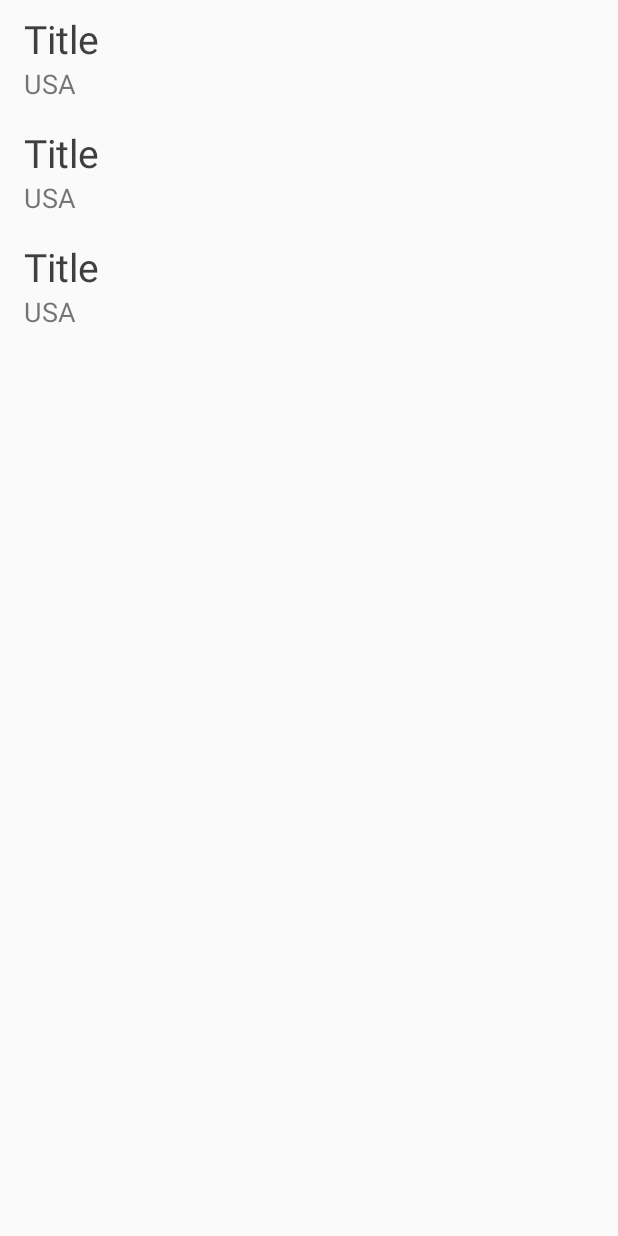
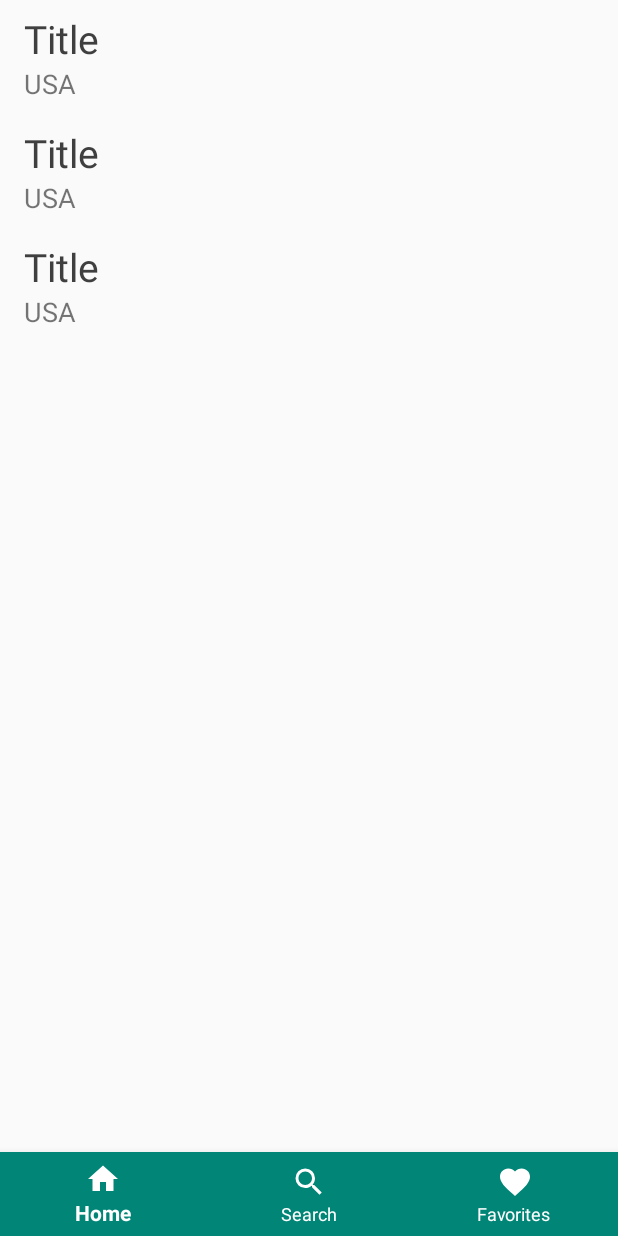
Before and after one commit to nickand/MoviesFeed, an Android app: the layout activity_main.xml on its own in the app's theme, with its tools: preview values and no code run, on a phone screen of 412 x 824 dp. Run offline under Robolectric (Android 15) with nearby library versions, the phone set to English and light mode, and no system bars.

Commit message:
Adding BottomNavigationBar

```diff
--- a/app/src/main/java/com/nickand/moviesfeed/MainActivity.java
+++ b/app/src/main/java/com/nickand/moviesfeed/MainActivity.java
@@ -1,6 +1,8 @@
 package com.nickand.moviesfeed;
 
 import android.os.Bundle;
+import android.support.annotation.NonNull;
+import android.support.design.widget.BottomNavigationView;
 import android.support.design.widget.Snackbar;
 import android.support.v7.app.AppCompatActivity;
 import android.support.v7.widget.DefaultItemAnimator;
@@ -8,6 +10,7 @@ import android.support.v7.widget.DividerItemDecoration;
 import android.support.v7.widget.LinearLayoutManager;
 import android.support.v7.widget.RecyclerView;
 import android.util.Log;
+import android.view.MenuItem;
 import android.view.ViewGroup;
 
 import com.nickand.moviesfeed.movies.ListAdapter;
@@ -33,6 +36,12 @@ public class MainActivity extends AppCompatActivity implements MoviesMVP.View {
     @BindView(R.id.recyclerViewMovies)
     RecyclerView recyclerView;
 
+    @BindView(R.id.placeSnackBar)
+    ViewGroup placeSnackBar;
+
+    @BindView(R.id.bottom_navigation)
+    BottomNavigationView bottomNavigationView;
+
     @Inject
     MoviesMVP.Presenter presenter;
 
@@ -54,6 +63,24 @@ public class MainActivity extends AppCompatActivity implements MoviesMVP.View {
         recyclerView.setItemAnimator(new DefaultItemAnimator());
         recyclerView.setHasFixedSize(true);
         recyclerView.setLayoutManager(new LinearLayoutManager(this));
+
+        bottomNavigationView.setOnNavigationItemSelectedListener(
+            new BottomNavigationView.OnNavigationItemSelectedListener() {
+                @Override
+                public boolean onNavigationItemSelected(@NonNull MenuItem item) {
+                    switch (item.getItemId()) {
+                        case R.id.action_favorites:
+                            break;
+
+                        case R.id.action_schedules:
+                            break;
+
+                        case R.id.action_music:
+                            break;
+                    }
+                    return true;
+                }
+            });
     }
 
     @Override
@@ -75,11 +102,11 @@ public class MainActivity extends AppCompatActivity implements MoviesMVP.View {
     public void updateData(ViewModel viewModel) {
         resultList.add(viewModel);
         listAdapter.notifyItemInserted(resultList.size() - 1);
-        Log.d(TAG, "New info: "+viewModel.getTitle());
+        Log.d(TAG, "New info: " + viewModel.getTitle());
     }
 
     @Override
     public void showSnackbar(String message) {
-        Snackbar.make(rootView, message, Snackbar.LENGTH_SHORT).show();
+        Snackbar.make(placeSnackBar, message, Snackbar.LENGTH_SHORT).show();
     }
 }
--- /dev/null
+++ b/app/src/main/res/drawable/ic_fav.xml
@@ -0,0 +1,7 @@
+<vector xmlns:android="http://schemas.android.com/apk/res/android"
+    android:height="24dp"
+    android:width="24dp"
+    android:viewportWidth="24"
+    android:viewportHeight="24">
+    <path android:fillColor="#fff" android:pathData="M12,21.35L10.55,20.03C5.4,15.36 2,12.27 2,8.5C2,5.41 4.42,3 7.5,3C9.24,3 10.91,3.81 12,5.08C13.09,3.81 14.76,3 16.5,3C19.58,3 22,5.41 22,8.5C22,12.27 18.6,15.36 13.45,20.03L12,21.35Z" />
+</vector>
--- /dev/null
+++ b/app/src/main/res/drawable/ic_home.xml
@@ -0,0 +1,7 @@
+<vector xmlns:android="http://schemas.android.com/apk/res/android"
+    android:height="24dp"
+    android:width="24dp"
+    android:viewportWidth="24"
+    android:viewportHeight="24">
+    <path android:fillColor="#fff" android:pathData="M10,20V14H14V20H19V12H22L12,3L2,12H5V20H10Z" />
+</vector>
--- /dev/null
+++ b/app/src/main/res/drawable/ic_search.xml
@@ -0,0 +1,7 @@
+<vector xmlns:android="http://schemas.android.com/apk/res/android"
+    android:height="24dp"
+    android:width="24dp"
+    android:viewportWidth="24"
+    android:viewportHeight="24">
+    <path android:fillColor="#fff" android:pathData="M9.5,3A6.5,6.5 0 0,1 16,9.5C16,11.11 15.41,12.59 14.44,13.73L14.71,14H15.5L20.5,19L19,20.5L14,15.5V14.71L13.73,14.44C12.59,15.41 11.11,16 9.5,16A6.5,6.5 0 0,1 3,9.5A6.5,6.5 0 0,1 9.5,3M9.5,5C7,5 5,7 5,9.5C5,12 7,14 9.5,14C12,14 14,12 14,9.5C14,7 12,5 9.5,5Z" />
+</vector>
--- a/app/src/main/res/layout/activity_main.xml
+++ b/app/src/main/res/layout/activity_main.xml
@@ -1,10 +1,19 @@
 <?xml version="1.0" encoding="utf-8"?>
 <android.support.constraint.ConstraintLayout xmlns:android="http://schemas.android.com/apk/res/android"
+    xmlns:app="http://schemas.android.com/apk/res-auto"
     xmlns:tools="http://schemas.android.com/tools"
     android:id="@+id/activityRootView"
     android:layout_width="match_parent"
     android:layout_height="match_parent"
     tools:context=".MainActivity">
+
+    <android.support.design.widget.CoordinatorLayout
+        android:id="@+id/placeSnackBar"
+        android:layout_width="match_parent"
+        android:layout_height="0dp"
+        app:layout_constraintBottom_toTopOf="@+id/bottom_navigation"
+        app:layout_constraintEnd_toStartOf="@id/bottom_navigation"
+        app:layout_constraintTop_toTopOf="parent">
 
         <android.support.v7.widget.RecyclerView
             android:id="@+id/recyclerViewMovies"
@@ -13,5 +22,16 @@
             android:clipToPadding="false"
             android:scrollbars="vertical"
             tools:listitem="@layout/movie_list_item" />
+    </android.support.design.widget.CoordinatorLayout>
+
+    <android.support.design.widget.BottomNavigationView
+        android:id="@+id/bottom_navigation"
+        android:layout_width="match_parent"
+        android:layout_height="0dp"
+        app:itemBackground="@color/colorPrimary"
+        app:itemIconTint="@color/white"
+        app:itemTextColor="@color/white"
+        app:layout_constraintBottom_toBottomOf="parent"
+        app:menu="@menu/bottom_navigation_main" />
 
 </android.support.constraint.ConstraintLayout>
--- /dev/null
+++ b/app/src/main/res/menu/bottom_navigation_main.xml
@@ -0,0 +1,22 @@
+<?xml version="1.0" encoding="utf-8"?>
+<menu xmlns:android="http://schemas.android.com/apk/res/android"
+    xmlns:app="http://schemas.android.com/apk/res-auto">
+    <item
+        android:id="@+id/action_music"
+        android:enabled="true"
+        android:icon="@drawable/ic_home"
+        android:title="@string/text_home"
+        app:showAsAction="ifRoom" />
+    <item
+        android:id="@+id/action_schedules"
+        android:enabled="true"
+        android:icon="@drawable/ic_search"
+        android:title="@string/text_search"
+        app:showAsAction="ifRoom" />
+    <item
+        android:id="@+id/action_favorites"
+        android:enabled="true"
+        android:icon="@drawable/ic_fav"
+        android:title="@string/text_favorites"
+        app:showAsAction="ifRoom" />
+</menu>
--- a/app/src/main/res/values/colors.xml
+++ b/app/src/main/res/values/colors.xml
@@ -3,4 +3,5 @@
     <color name="colorPrimary">#008577</color>
     <color name="colorPrimaryDark">#00574B</color>
     <color name="colorAccent">#D81B60</color>
+    <color name="white">#FFFFFF</color>
 </resources>
--- a/app/src/main/res/values/strings.xml
+++ b/app/src/main/res/values/strings.xml
@@ -1,3 +1,6 @@
 <resources>
     <string name="app_name">MoviesFeed</string>
+    <string name="text_favorites">Favorites</string>
+    <string name="text_search">Search</string>
+    <string name="text_home">Home</string>
 </resources>
```
Lines whose indentation alone changed are shown as unchanged.
